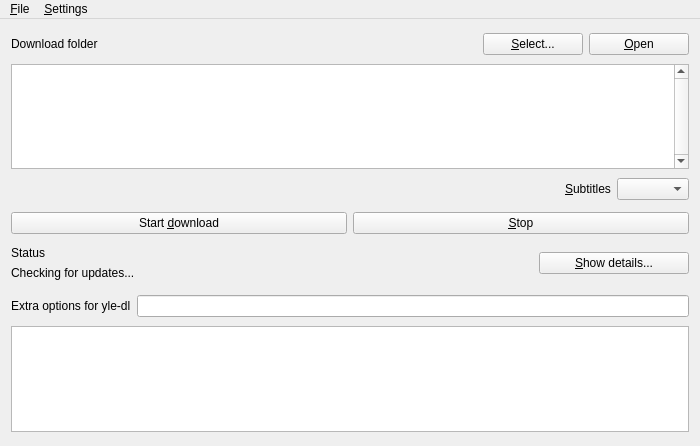
First picture: the form in MainWindow.ui, repository hekkup/qyledl, before the edit.
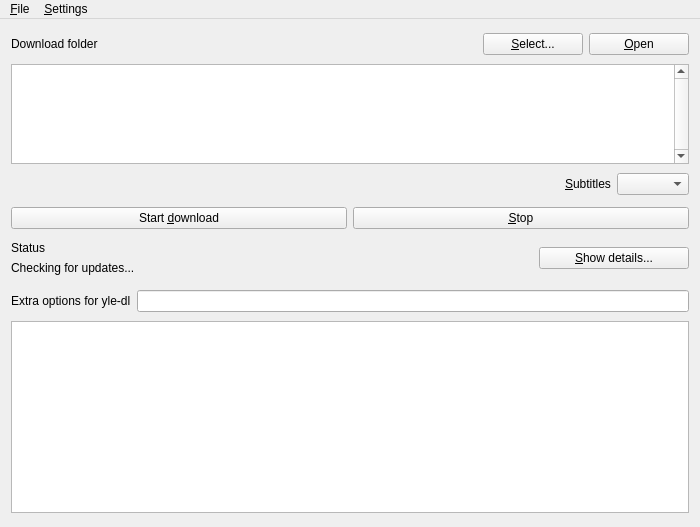
Second picture: the form after the edit. Custom widgets are drawn as their Qt base class.

Commit message: Set details widget height fixed + minor modifications

Diff of the .ui file:
```diff
--- a/MainWindow.ui
+++ b/MainWindow.ui
@@ -14,7 +14,7 @@
    <string>YLE Areena downloader</string>
   </property>
   <widget class="QWidget" name="centralWidget">
-   <layout class="QVBoxLayout" name="verticalLayout">
+   <layout class="QVBoxLayout" name="verticalLayout" stretch="0,0,0,0,0,0,0">
     <item>
      <spacer name="horizontalSpacer">
       <property name="orientation">
@@ -267,6 +267,12 @@
     </item>
     <item>
      <widget class="QWidget" name="detailsWidget" native="true">
+      <property name="sizePolicy">
+       <sizepolicy hsizetype="Expanding" vsizetype="Fixed">
+        <horstretch>0</horstretch>
+        <verstretch>0</verstretch>
+       </sizepolicy>
+      </property>
       <layout class="QVBoxLayout" name="verticalLayout_2">
        <property name="leftMargin">
         <number>0</number>
```
The commit also changes 4 other files.
